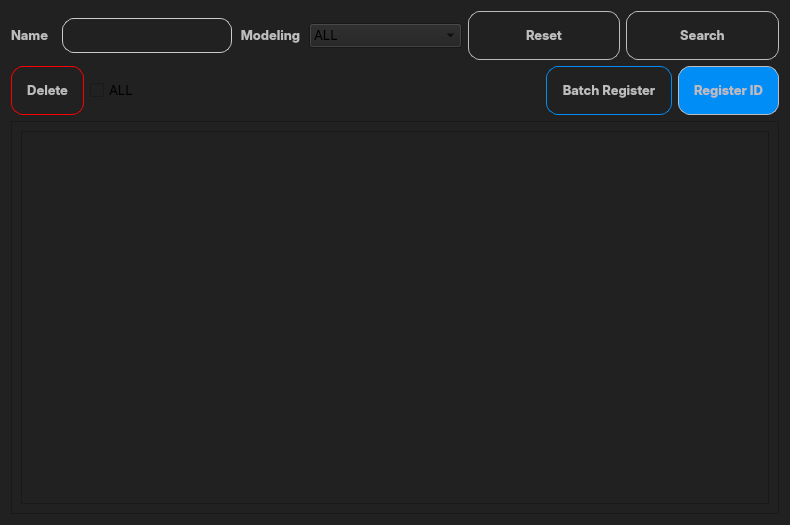
This is custom_widgets/dataBase/DataBase.ui in elmhadji/AccessController as Qt 5 draws it before an edit. The edited form follows.
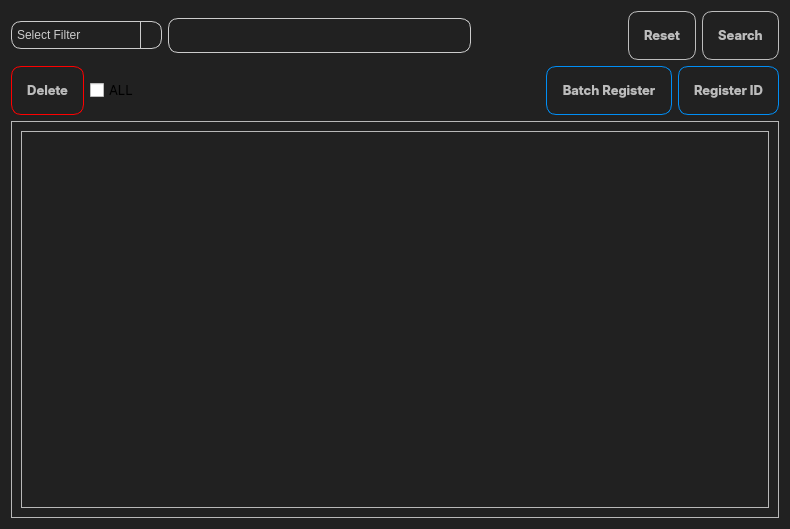
This is the edited form. Icons and pictures are not drawn.

Commit message: -Added the qrc file for the database UI -Modified the UI  of database widget

```diff
--- a/custom_widgets/dataBase/DataBase.ui
+++ b/custom_widgets/dataBase/DataBase.ui
@@ -7,86 +7,153 @@
     <x>0</x>
     <y>0</y>
     <width>790</width>
-    <height>525</height>
+    <height>529</height>
    </rect>
   </property>
   <property name="windowTitle">
    <string>Form</string>
   </property>
   <property name="styleSheet">
-   <string notr="true">* {
+   <string notr="true">#DataBase ,#scrollAreaWidgetContents {
 	background-color: rgb(33, 33, 33);
+
 }
 #DataBase QLabel ,QPushButton{
-color: rgb(189, 189, 189);
+	color: rgb(189, 189, 189);
+
 }
-
-
 #DataBase QPushButton{
 	border : 1px solid rgb(189, 189, 189);
-	border-radius: 12px;
+	border-radius: 10px;
 	padding: 15px;
 
 }
-#DataBase #registerIdButton{
+#DataBase  QPushButton:hover{
 	background-color: rgb(0, 142, 246);
 
 }
-#DataBase #batchRegisterButton{
+#DataBase  #batchRegisterButton, #DataBase  #registerIdButton{
 	border: 1px solid  rgb(0, 142, 246);
+
 }
 #DataBase #deleteButton{
 	border: 1px solid  red
 
 }
 #DataBase #deleteButton::hover{
-	
 	background-color: rgb(255, 0, 4);
 
 }
-#nameInput{
+#fieldInput{
+	padding-left:5px;
 	background-color:  rgb(33, 33, 33);
 	border: 1px solid rgb(204, 204, 204);
-    border-radius: 12px;
+    border-radius: 10px;
     color: rgb(204, 204, 204);
 
 }
+
+/* the style of the combobox is mostly generated with chatgpt (tried the gpt-40 and till now look good )*/
+QComboBox {
+    background-color: rgb(33, 33, 33);
+    color: rgb(204, 204, 204);
+    border: 1px solid rgb(204, 204, 204);
+    border-radius: 10px;
+    padding: 5px;
+}
+
+QComboBox QAbstractItemView {
+    background-color: rgb(33, 33, 33);
+    color: rgb(204, 204, 204);
+    selection-background-color: rgb(0, 142, 246);
+    border: 1px solid rgb(204, 204, 204);
+}
+
+QComboBox::drop-down {
+    subcontrol-origin: padding;
+    subcontrol-position: top right;
+    width: 20px;
+    border-left: 1px solid rgb(204, 204, 204);
+}
+
+QComboBox::down-arrow {
+    image: url(:/icons/resources/Icons/angle-down-solid.svg);
+    width: 14px;
+    height: 14px;
+
+}
+/*the style of the  is generated mostly by chatgpt (3.5 version) */
+QScrollBar:vertical {
+	background: #333333;
+	width: 15px;
+	margin: 15px 0 15px 0;
+
+}
+QScrollBar::handle:vertical {
+  	background: #666666;
+	min-height: 30px;
+
+}
+QScrollBar::sub-line:vertical:hover,QScrollBar::sub-line:vertical {
+	background: #444444;
+	height: 15px;
+	subcontrol-position: top;
+	subcontrol-origin: margin;
+	border-image: url(:/icons/resources/Icons/angle-up-solid.svg);
+	subcontrol-position: top;
+	subcontrol-origin: margin;
+
+}
+QScrollBar::add-line:vertical:hover, QScrollBar::add-line:vertical {	background: #444444;
+	height: 15px;
+	subcontrol-position: bottom;
+	subcontrol-origin: margin;
+	background: #444444;
+	height: 15px;
+	subcontrol-position: bottom;
+	subcontrol-origin: margin;
+	border-image: url(:/icons/resources/Icons/angle-down-solid.svg);
+ 	subcontrol-position: bottom;
+	subcontrol-origin: margin;
+
+}
 </string>
   </property>
   <layout class="QVBoxLayout" name="verticalLayout">
    <item>
-    <layout class="QHBoxLayout" name="horizontalLayout" stretch="0,0,0,0,0,0">
+    <layout class="QHBoxLayout" name="horizontalLayout" stretch="1,2,1,0,0">
      <item>
-      <widget class="QLabel" name="nameLabel">
-       <property name="minimumSize">
-        <size>
-         <width>0</width>
-         <height>0</height>
-        </size>
+      <widget class="QComboBox" name="filterSelecter">
+       <property name="placeholderText">
+        <string>Select Filter</string>
        </property>
-       <property name="maximumSize">
-        <size>
-         <width>45</width>
-         <height>16777215</height>
-        </size>
+       <property name="frame">
+        <bool>true</bool>
        </property>
-       <property name="font">
-        <font>
-         <family>Inter</family>
-         <pointsize>10</pointsize>
-         <bold>true</bold>
-        </font>
-       </property>
-       <property name="text">
-        <string>Name</string>
-       </property>
-       <property name="alignment">
-        <set>Qt::AlignLeading|Qt::AlignLeft|Qt::AlignVCenter</set>
-       </property>
+       <item>
+        <property name="text">
+         <string>Name</string>
+        </property>
+       </item>
+       <item>
+        <property name="text">
+         <string>Email</string>
+        </property>
+       </item>
+       <item>
+        <property name="text">
+         <string>Phone</string>
+        </property>
+       </item>
+       <item>
+        <property name="text">
+         <string>Address</string>
+        </property>
+       </item>
       </widget>
      </item>
      <item>
-      <widget class="QLineEdit" name="nameInput">
+      <widget class="QLineEdit" name="fieldInput">
        <property name="minimumSize">
         <size>
          <width>0</width>
@@ -95,55 +162,34 @@
        </property>
        <property name="maximumSize">
         <size>
-         <width>170</width>
+         <width>16777215</width>
          <height>16777215</height>
         </size>
        </property>
        <property name="font">
         <font>
          <family>Inter</family>
-         <pointsize>10</pointsize>
+         <pointsize>12</pointsize>
+         <kerning>false</kerning>
         </font>
-       </property>
-      </widget>
-     </item>
-     <item>
-      <widget class="QLabel" name="modelingLabel">
-       <property name="maximumSize">
-        <size>
-         <width>65</width>
-         <height>16777215</height>
-        </size>
-       </property>
-       <property name="font">
-        <font>
-         <family>Inter</family>
-         <pointsize>10</pointsize>
-         <bold>true</bold>
-        </font>
-       </property>
-       <property name="text">
-        <string>Modeling</string>
        </property>
        <property name="alignment">
-        <set>Qt::AlignCenter</set>
+        <set>Qt::AlignmentFlag::AlignLeading|Qt::AlignmentFlag::AlignLeft|Qt::AlignmentFlag::AlignVCenter</set>
        </property>
       </widget>
      </item>
      <item>
-      <widget class="QComboBox" name="modelingComboBox">
-       <property name="font">
-        <font>
-         <family>Inter</family>
-         <pointsize>10</pointsize>
-        </font>
+      <spacer name="horizontalSpacer_2">
+       <property name="orientation">
+        <enum>Qt::Orientation::Horizontal</enum>
        </property>
-       <item>
-        <property name="text">
-         <string>ALL</string>
-        </property>
-       </item>
-      </widget>
+       <property name="sizeHint" stdset="0">
+        <size>
+         <width>40</width>
+         <height>20</height>
+        </size>
+       </property>
+      </spacer>
      </item>
      <item>
       <widget class="QPushButton" name="resetButton">
@@ -157,6 +203,16 @@
        <property name="text">
         <string>Reset</string>
        </property>
+       <property name="icon">
+        <iconset resource="dataBase.qrc">
+         <normaloff>:/icons/resources/Icons/rotate-solid.svg</normaloff>:/icons/resources/Icons/rotate-solid.svg</iconset>
+       </property>
+       <property name="iconSize">
+        <size>
+         <width>16</width>
+         <height>16</height>
+        </size>
+       </property>
       </widget>
      </item>
      <item>
@@ -171,6 +227,16 @@
        <property name="text">
         <string>Search</string>
        </property>
+       <property name="icon">
+        <iconset resource="dataBase.qrc">
+         <normaloff>:/icons/resources/Icons/magnifying-glass-solid.svg</normaloff>:/icons/resources/Icons/magnifying-glass-solid.svg</iconset>
+       </property>
+       <property name="iconSize">
+        <size>
+         <width>16</width>
+         <height>16</height>
+        </size>
+       </property>
       </widget>
      </item>
     </layout>
@@ -191,10 +257,20 @@
          <property name="text">
           <string>Delete</string>
          </property>
+         <property name="icon">
+          <iconset resource="dataBase.qrc">
+           <normaloff>:/icons/resources/Icons/trash-solid.svg</normaloff>:/icons/resources/Icons/trash-solid.svg</iconset>
+         </property>
+         <property name="iconSize">
+          <size>
+           <width>16</width>
+           <height>16</height>
+          </size>
+         </property>
         </widget>
        </item>
        <item>
-        <widget class="QCheckBox" name="checkBox">
+        <widget class="QCheckBox" name="selectAllCheckBox">
          <property name="font">
           <font>
            <family>Inter</family>
@@ -211,7 +287,7 @@
      <item>
       <spacer name="horizontalSpacer">
        <property name="orientation">
-        <enum>Qt::Horizontal</enum>
+        <enum>Qt::Orientation::Horizontal</enum>
        </property>
        <property name="sizeHint" stdset="0">
         <size>
@@ -233,6 +309,16 @@
        <property name="text">
         <string>Batch Register</string>
        </property>
+       <property name="icon">
+        <iconset resource="dataBase.qrc">
+         <normaloff>:/icons/resources/Icons/users-solid.svg</normaloff>:/icons/resources/Icons/users-solid.svg</iconset>
+       </property>
+       <property name="iconSize">
+        <size>
+         <width>16</width>
+         <height>16</height>
+        </size>
+       </property>
       </widget>
      </item>
      <item>
@@ -247,6 +333,16 @@
        <property name="text">
         <string>Register ID</string>
        </property>
+       <property name="icon">
+        <iconset resource="dataBase.qrc">
+         <normaloff>:/icons/resources/Icons/user-plus-solid.svg</normaloff>:/icons/resources/Icons/user-plus-solid.svg</iconset>
+       </property>
+       <property name="iconSize">
+        <size>
+         <width>16</width>
+         <height>16</height>
+        </size>
+       </property>
       </widget>
      </item>
     </layout>
@@ -254,10 +350,10 @@
    <item>
     <widget class="QFrame" name="frame">
      <property name="frameShape">
-      <enum>QFrame::StyledPanel</enum>
+      <enum>QFrame::Shape::StyledPanel</enum>
      </property>
      <property name="frameShadow">
-      <enum>QFrame::Raised</enum>
+      <enum>QFrame::Shadow::Raised</enum>
      </property>
      <layout class="QHBoxLayout" name="horizontalLayout_5">
       <item>
@@ -266,15 +362,15 @@
          <bool>true</bool>
         </property>
         <property name="alignment">
-         <set>Qt::AlignCenter</set>
+         <set>Qt::AlignmentFlag::AlignCenter</set>
         </property>
         <widget class="QWidget" name="scrollAreaWidgetContents">
          <property name="geometry">
           <rect>
            <x>0</x>
            <y>0</y>
-           <width>750</width>
-           <height>371</height>
+           <width>766</width>
+           <height>387</height>
           </rect>
          </property>
          <layout class="QHBoxLayout" name="horizontalLayout_4" stretch="0">
```
Left out of the diff: 4 changed lines with no effect on the pictures. The commit also changes 3 other files.
